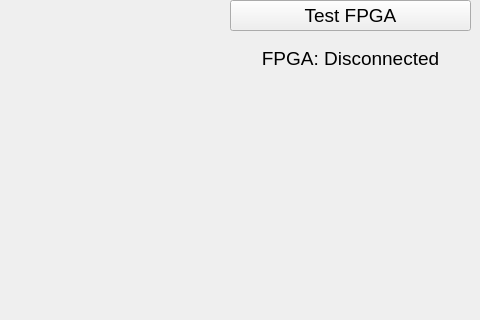
Before: the Qt Designer form form.ui in troffbenoit/fpga_uart_console, drawn with Qt 5; both pictures show x 0 to 480 and y 280 to 600 of the 800 by 600 pixel window.
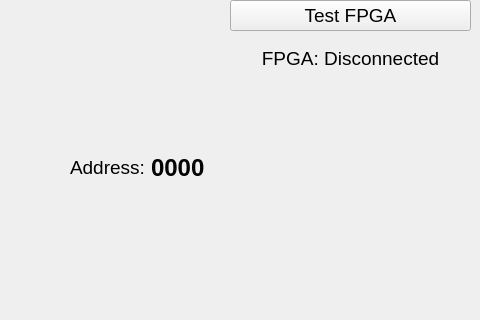
After: the same form once the commit is applied.

Commit message: Add FPGA address display to GUI

Patch:
```diff
--- a/form.ui
+++ b/form.ui
@@ -50,7 +50,7 @@
     </item>
    </layout>
   </widget>
-  <widget class="QWidget" name="">
+  <widget class="QWidget" name="addressSectionWidget">
    <property name="geometry">
     <rect>
      <x>60</x>
@@ -79,6 +79,38 @@
     </item>
    </layout>
   </widget>
+  <widget class="QWidget" name="">
+   <property name="geometry">
+    <rect>
+     <x>70</x>
+     <y>430</y>
+     <width>140</width>
+     <height>35</height>
+    </rect>
+   </property>
+   <layout class="QHBoxLayout" name="addressLayout">
+    <item>
+     <widget class="QLabel" name="AddressLabel">
+      <property name="text">
+       <string>Address:</string>
+      </property>
+     </widget>
+    </item>
+    <item>
+     <widget class="QLabel" name="addressValueLabel">
+      <property name="font">
+       <font>
+        <pointsize>18</pointsize>
+        <bold>true</bold>
+       </font>
+      </property>
+      <property name="text">
+       <string>0000</string>
+      </property>
+     </widget>
+    </item>
+   </layout>
+  </widget>
  </widget>
  <resources/>
  <connections/>
```
Left out of the diff: 2 changed lines with no effect on the pictures. The commit also changes 1 other file.
